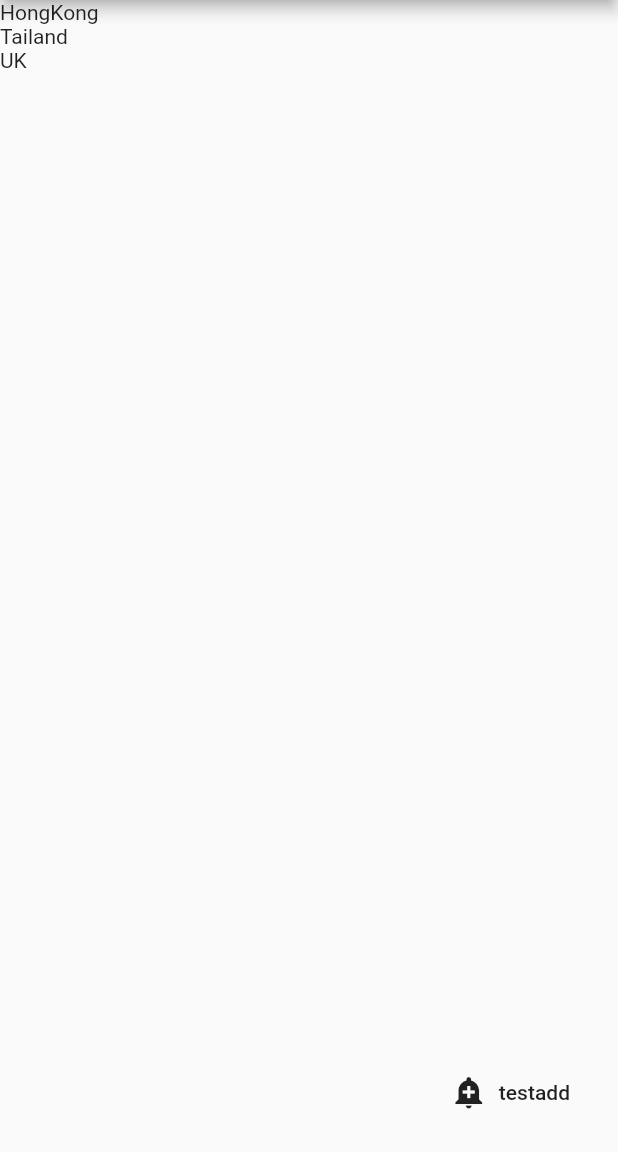
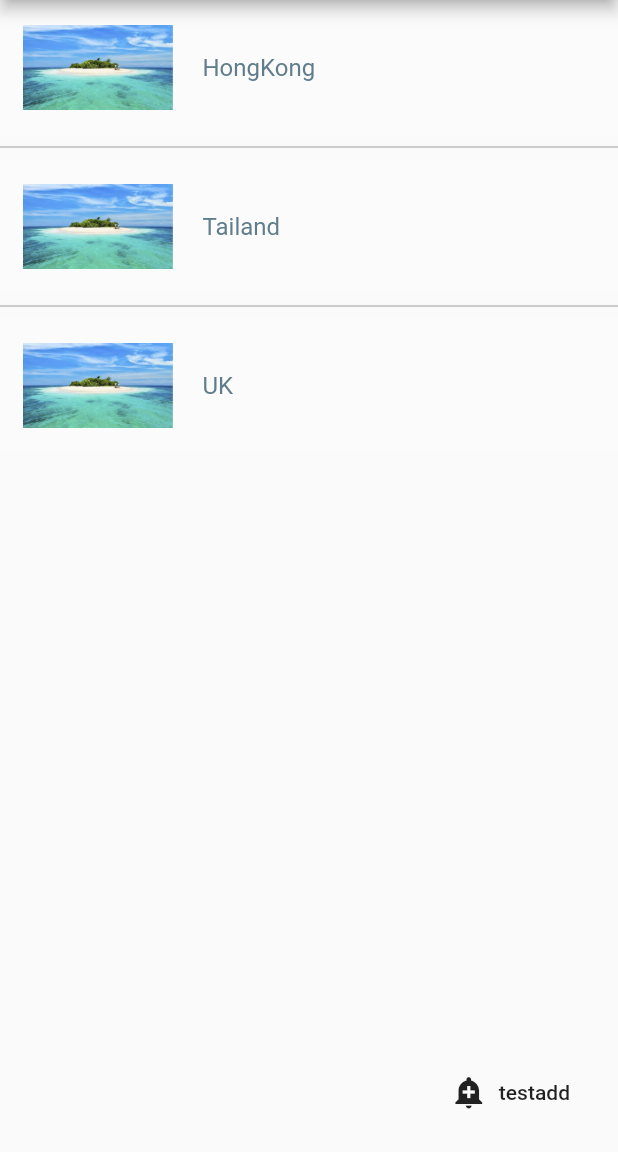
Before and after one commit to robertyuyang/itemList, a Flutter app: the screen it shows after launch, after a tap on "testadd", on a phone screen of 412 x 824 dp, the part 84-1236 px from its top. Run offline on Flutter 3.47's test engine with Material 2 defaults, Android fonts, the phone set to English and light mode, and no system bars; our stand-ins replace bloc, flutter_bloc, shared_preferences.

Commit message:
修改listview布局

```diff
--- a/lib/plan_list_page.dart
+++ b/lib/plan_list_page.dart
@@ -16,6 +16,12 @@ class ItemListMainPageState extends State<ItemListMainPage> {
   }
 
   @override
+  void dispose() {
+    _planListBloc.close();
+    super.dispose();
+  }
+
+  @override
   Widget build(BuildContext context) {
     return Scaffold(
       appBar: new AppBar(title: new Text('Item List Main Page')),
@@ -24,21 +30,47 @@ class ItemListMainPageState extends State<ItemListMainPage> {
           builder: (context, state) {
             print(state.toString());
             if (state is RBPlanListChangedState) {
-              return new ListView.builder(
+              return new ListView.separated(
                   itemCount: _planListBloc.plansCount,
                   itemBuilder: (context, i) {
                     RBPlanBloc planBloc = _planListBloc.planBlocOfIndex(i);
-                    return Text(planBloc.name.toString());
-                  });
+                    planBloc.close();
+                    return Container(
+                        color: Colors.white12,
+                        //decoration: BoxDecoration(color: Colors.grey),
+                        padding:
+                            EdgeInsets.symmetric(horizontal: 15, vertical: 10),
+                        child: Column(
+                          children: <Widget>[
+                            Row(
+                              children: <Widget>[
+                                Image.asset(
+                                  'assets/images/trip.jpg',
+                                  width: 100,
+                                  height: 70,
+                                ),
+                                Padding(
+                                  padding: EdgeInsets.only(left: 20),
+                                  child: Text(planBloc.name,
+                                      style: TextStyle(
+                                          color: Colors.blueGrey,
+                                          fontSize: 16.0)),
+                                )
+                              ],
+                            ),
+                          ],
+                        ));
+                  }, separatorBuilder: (BuildContext context, int index) {
+                    return Divider(color: Colors.grey);
+                    },);
+            } else if (state is RBPlanListEmptyState) {
+              return Center(child: Text('no plans!'));
             }
-            else if (state is RBPlanListEmptyState){
-              return Center(child:Text('no plans!'));
-            }
-            return Center(child:Text('no plans!'));
+            return Center(child: Text('no plans!'));
           }),
       floatingActionButton: FlatButton.icon(
           onPressed: () {
-            _planListBloc.add(RBPlanListAddPlanEvent(name:'UK', desc:'test'));
+            _planListBloc.add(RBPlanListAddPlanEvent(name: 'UK', desc: 'test'));
           },
           icon: Icon(Icons.add_alert),
           label: Text('testadd')),
--- a/pubspec.yaml
+++ b/pubspec.yaml
@@ -49,9 +49,8 @@ flutter:
   uses-material-design: true
 
   # To add assets to your application, add an assets section, like this:
-  # assets:
-  #   - images/a_dot_burr.jpeg
-  #   - images/a_dot_ham.jpeg
+  assets:
+    - assets/images/trip.jpg
 
   # An image asset can refer to one or more resolution-specific "variants", see
   # https://flutter.dev/assets-and-images/#resolution-aware.
```
Also changed, not shown: assets/images/trip.jpg (added), 1 other file.
